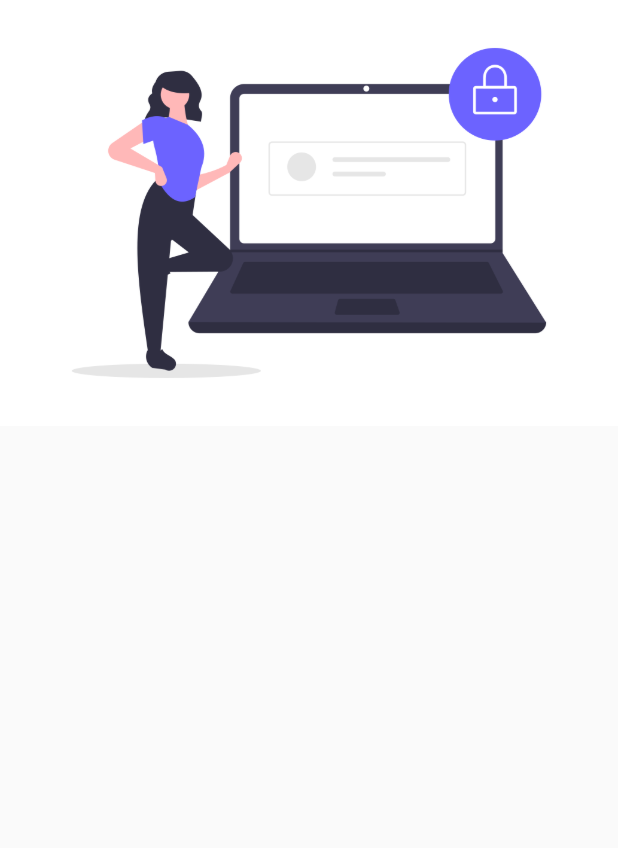
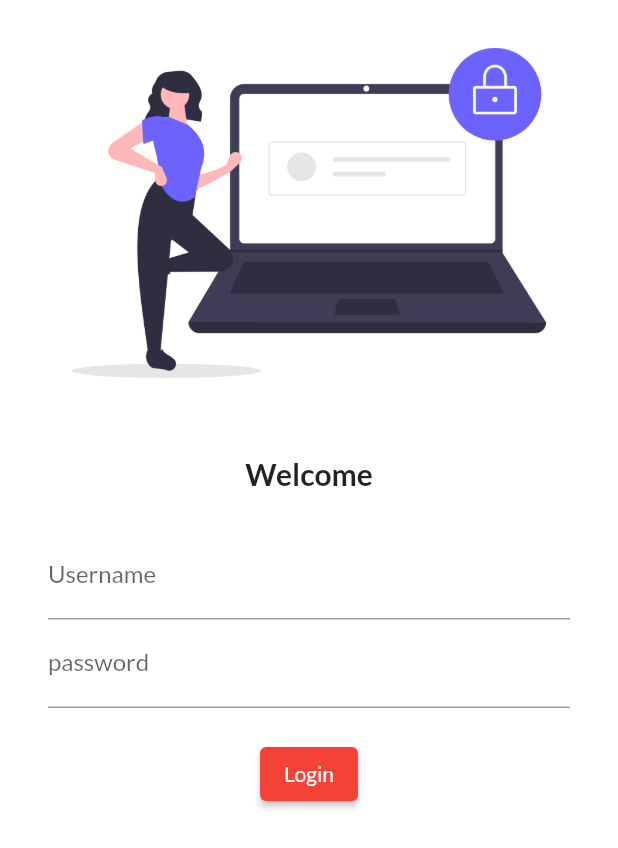
Before and after one commit to ds4914/flutter, a Flutter app: the screen it shows after launch, on a phone screen of 412 x 824 dp. Shown: the top 848 px of the screen. Run offline on Flutter 3.47's test engine with Material 2 defaults, Android fonts, the light colour scheme and no system bars; our stand-ins replace google_fonts.

Commit message:
day4 completed

```diff
--- a/dinesh/lib/main.dart
+++ b/dinesh/lib/main.dart
@@ -1,6 +1,7 @@
 import 'package:dinesh/pages/home_page.dart';
 import 'package:dinesh/pages/login_page.dart';
 import 'package:flutter/material.dart';
+import 'package:google_fonts/google_fonts.dart';
 
 void main() => runApp(const MyApp());
 
@@ -13,11 +14,12 @@
       themeMode: ThemeMode.light,
       theme: ThemeData(
         primarySwatch: Colors.red,
+        fontFamily: GoogleFonts.lato().fontFamily,
       ),
       initialRoute: "/Login",
       routes: {
-"/": (context) => Homepage(),
-"/Login": (context) => LoginPage(),
+      "/": (context) => Homepage(),
+      "/Login": (context) => LoginPage(),
       },
     );
   }
--- a/dinesh/lib/pages/login_page.dart
+++ b/dinesh/lib/pages/login_page.dart
@@ -1,4 +1,5 @@
 import 'package:flutter/material.dart';
+
 class LoginPage extends StatelessWidget {
   const LoginPage({super.key});
 
@@ -6,11 +7,57 @@
   Widget build(BuildContext context) {
     // ignore: prefer_const_constructors
     return Material(
-      // ignore: prefer_const_constructors
-      child: Column(children: [
-        Image.asset("assets/imgs/login.png")
-      ],
-      )
-    );
+        color: Colors.white,
+        // ignore: prefer_const_constructors
+        child: Column(
+          children: [
+            Image.asset(
+              "assets/imgs/login.png",
+              fit: BoxFit.cover,
+            ),
+            SizedBox(
+              height: 20,
+            ),
+            Text(
+              "Welcome",
+              style: TextStyle(
+                fontSize: 20,
+                fontWeight: FontWeight.bold,
+              ),
+            ),
+            SizedBox(
+              height: 10,
+            ),
+            Padding(
+                padding: const EdgeInsets.symmetric(
+                    vertical: 16.0, horizontal: 32.0),
+                child: Column(
+                  children: [
+                    TextFormField(
+                      decoration: InputDecoration(
+                        hintText: "Enter username",
+                        labelText: "Username",
+                      ),
+                    ),
+                    TextFormField(
+                      obscureText: true,
+                      decoration: InputDecoration(
+                        hintText: "Enter Password",
+                        labelText: "password",
+                      ),
+                    ),
+                    SizedBox(
+                      height: 20,
+                    ),
+                    ElevatedButton(
+                        onPressed: () {
+                          print("Login Successful");
+                        },
+                        style: TextButton.styleFrom(),
+                        child: Text("Login")),
+                  ],
+                ))
+          ],
+        ));
   }
 }
--- a/dinesh/pubspec.yaml
+++ b/dinesh/pubspec.yaml
@@ -36,6 +36,7 @@
   # The following adds the Cupertino Icons font to your application.
   # Use with the CupertinoIcons class for iOS style icons.
   cupertino_icons: ^1.0.2
+  google_fonts: ^3.0.1
 
 dev_dependencies:
   flutter_test:
@@ -61,7 +62,7 @@
 
   # To add assets to your application, add an assets section, like this:
   assets:
-   - assets/imgs
+      - assets/imgs/
   #   - images/a_dot_ham.jpeg
 
   # An image asset can refer to one or more resolution-specific "variants", see
```
Also changed, not shown: dinesh/flutter_01.png (added), dinesh/pubspec.lock, 1 other file.
